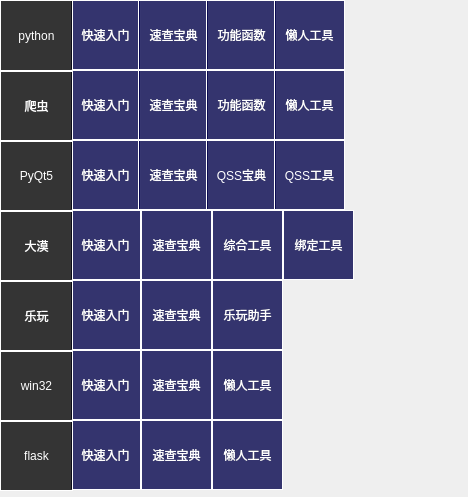
luxiaolan6373/ProgrammingAssistant, file ui/wf_main.ui: the form before one commit.
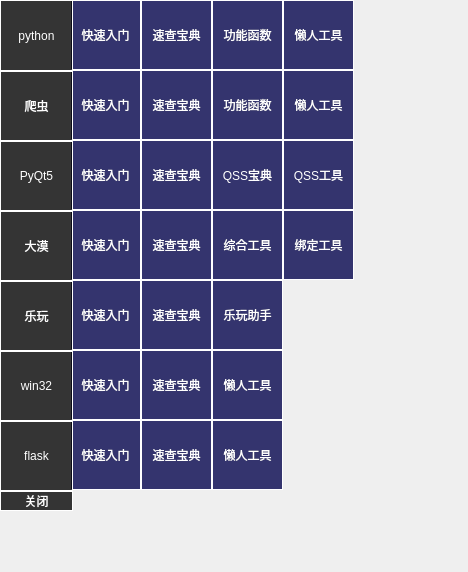
The form after the commit.

```diff
--- a/ui/wf_main.ui
+++ b/ui/wf_main.ui
@@ -7,7 +7,7 @@
     <x>0</x>
     <y>0</y>
     <width>468</width>
-    <height>497</height>
+    <height>572</height>
    </rect>
   </property>
   <property name="windowTitle">
@@ -39,7 +39,7 @@
 
 
 
-#bt_dm,#bt_python,#bt_spider,#bt_pyQt5,#bt_lw,#bt_win32,#bt_flask{
+#bt_dm,#bt_python,#bt_spider,#bt_pyQt5,#bt_lw,#bt_win32,#bt_flask,#bt_gb{
 	font: 75 10pt &quot;微软雅黑&quot;;
 	background-color: rgba(0, 0, 0,200);
 
@@ -144,12 +144,12 @@
      <item>
       <spacer name="verticalSpacer_3">
        <property name="orientation">
-        <enum>Qt::Vertical</enum>
+        <enum>Qt::Horizontal</enum>
        </property>
        <property name="sizeHint" stdset="0">
         <size>
-         <width>20</width>
-         <height>40</height>
+         <width>40</width>
+         <height>20</height>
         </size>
        </property>
       </spacer>
@@ -236,12 +236,12 @@
      <item>
       <spacer name="verticalSpacer_2">
        <property name="orientation">
-        <enum>Qt::Vertical</enum>
+        <enum>Qt::Horizontal</enum>
        </property>
        <property name="sizeHint" stdset="0">
         <size>
-         <width>20</width>
-         <height>40</height>
+         <width>40</width>
+         <height>20</height>
         </size>
        </property>
       </spacer>
@@ -328,12 +328,12 @@
      <item>
       <spacer name="verticalSpacer">
        <property name="orientation">
-        <enum>Qt::Vertical</enum>
+        <enum>Qt::Horizontal</enum>
        </property>
        <property name="sizeHint" stdset="0">
         <size>
-         <width>20</width>
-         <height>40</height>
+         <width>40</width>
+         <height>20</height>
         </size>
        </property>
       </spacer>
@@ -675,7 +675,7 @@
       <x>0</x>
       <y>0</y>
       <width>73</width>
-      <height>492</height>
+      <height>511</height>
      </rect>
     </property>
     <layout class="QVBoxLayout" name="verticalLayout">
@@ -791,6 +791,13 @@
        </property>
       </widget>
      </item>
+     <item>
+      <widget class="QPushButton" name="bt_gb">
+       <property name="text">
+        <string>关闭</string>
+       </property>
+      </widget>
+     </item>
     </layout>
    </widget>
   </widget>
```
Left out of the diff: 57 changed lines with no effect on the pictures.
